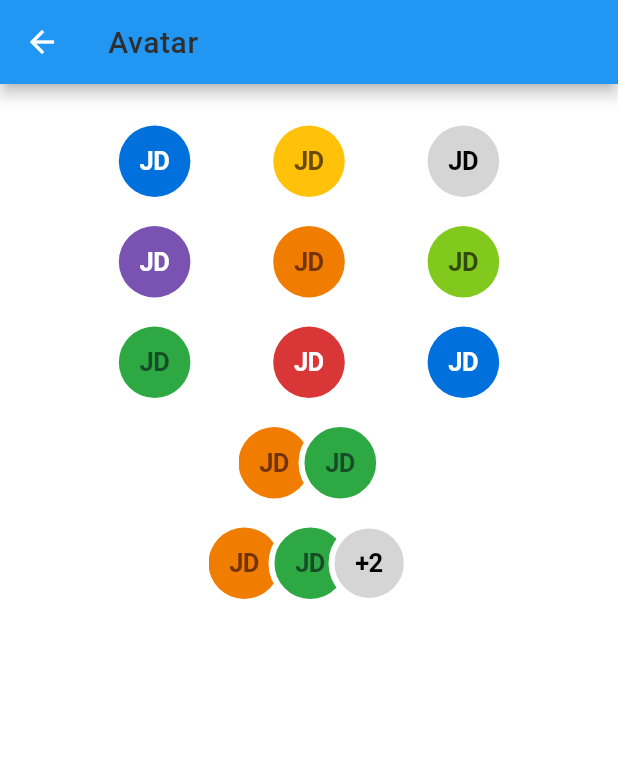
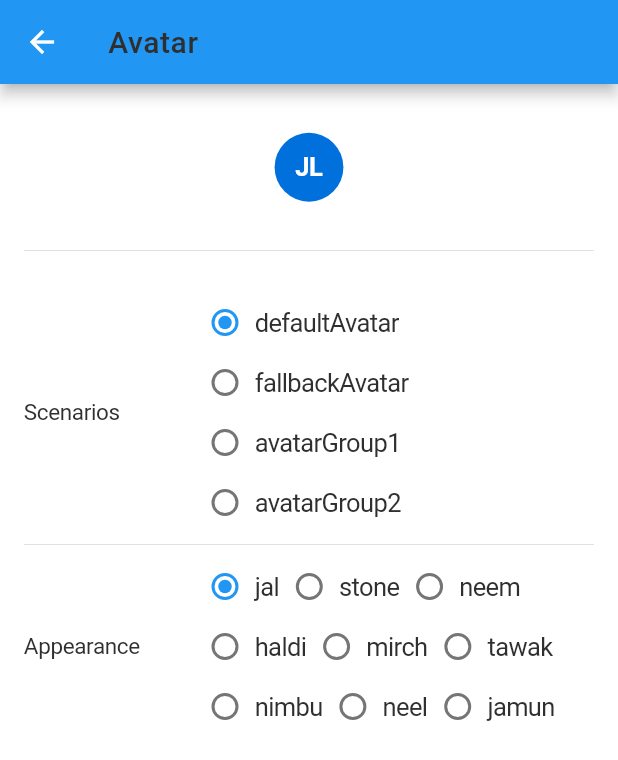
Before and after one commit to innovaccer/mobile-design-system, a Flutter app: the MDSAvatarScreen screen opened by its route, on a phone screen of 412 x 824 dp. Shown: the top 760 px of the screen. Run offline on Flutter 3.47's test engine with Material 2 defaults, Android fonts, the phone set to English and light mode, and no system bars; drawn by our look-alikes of flutter_styled_toast; our stand-ins replace fluro, get_it, shared_preferences, sms_autofill; accounts and stored records are empty.

Commit message:
example app change for mdsAvatarScreen

```diff
--- a/example/lib/screens/avatar/mds_avatar_screen.dart
+++ b/example/lib/screens/avatar/mds_avatar_screen.dart
@@ -9,18 +9,20 @@ class MDSAvatarScreen extends StatefulWidget {
 }
 
 class _MDSAvatarScreenState extends State<MDSAvatarScreen> with SpacingMixin, ColorMixin {
-  List<AvatarType> _avatarList = [
-    AvatarType.neel,
-    AvatarType.haldi,
-    AvatarType.stone,
-    AvatarType.jamun,
-    AvatarType.tawak,
-    AvatarType.nimbu,
-    AvatarType.neem,
-    AvatarType.mirch,
-    AvatarType.jal,
-  ];
-  String avatarText = 'JD';
+  AvatarType _avatarType = AvatarType.jal;
+  AvatarScenario _avatarScenario = AvatarScenario.defaultAvatar;
+  late List<MdsAvatarType> _avatarTypeList;
+
+  @override
+  void initState() {
+    super.initState();
+    _avatarTypeList = [
+      MdsAvatarType(
+        avatarText: 'JL',
+        avatarType: _avatarType,
+      ),
+    ];
+  }
 
   @override
   Widget build(BuildContext context) {
@@ -33,146 +35,230 @@ class _MDSAvatarScreenState extends State<MDSAvatarScreen> with SpacingMixin, Co
         ),
       ),
       body: Padding(
-        padding: p6,
+        padding: px4 + pt2,
         child: Column(
           crossAxisAlignment: CrossAxisAlignment.center,
-          mainAxisSize: MainAxisSize.max,
+          mainAxisSize: MainAxisSize.min,
           children: [
-            Row(
-              mainAxisAlignment: MainAxisAlignment.spaceEvenly,
+            SizedBox(
+              height: spacing5,
+            ),
+            MDSAvatar(
+              avatarList: _avatarTypeList,
+            ),
+            SizedBox(
+              height: spacing5,
+            ),
+            Divider(),
+            SizedBox(
+              height: spacing5,
+            ),
+            Column(
               children: [
-                MDSAvatar(
-                  avatarList: [
-                    MdsAvatarType(
-                      avatarText: avatarText,
-                      avatarType: _avatarList[0],
+                Row(
+                  children: [
+                    Expanded(
+                      flex: 3,
+                      child: MDSSubhead('Scenarios'),
+                    ),
+                    Expanded(
+                      flex: 7,
+                      child: Wrap(
+                        children: [
+                          _typeOptionWidget(
+                            avatarScenario: AvatarScenario.defaultAvatar,
+                            groupValue: _avatarScenario,
+                          ),
+                          _typeOptionWidget(
+                            avatarScenario: AvatarScenario.fallbackAvatar,
+                            groupValue: _avatarScenario,
+                          ),
+                          _typeOptionWidget(
+                            avatarScenario: AvatarScenario.avatarGroup1,
+                            groupValue: _avatarScenario,
+                          ),
+                          _typeOptionWidget(
+                            avatarScenario: AvatarScenario.avatarGroup2,
+                            groupValue: _avatarScenario,
+                          ),
+                        ],
+                      ),
                     ),
                   ],
                 ),
-                MDSAvatar(
-                  avatarList: [
-                    MdsAvatarType(
-                      avatarText: avatarText,
-                      avatarType: _avatarList[1],
+                Divider(),
+                Row(
+                  children: [
+                    Expanded(
+                      flex: 3,
+                      child: MDSSubhead('Appearance'),
                     ),
-                  ],
-                ),
-                MDSAvatar(
-                  avatarList: [
-                    MdsAvatarType(
-                      avatarText: avatarText,
-                      avatarType: _avatarList[2],
+                    Expanded(
+                      flex: 7,
+                      child: Wrap(
+                        children: [
+                          _appearanceOptionWidget(
+                            avatarType: AvatarType.jal,
+                            groupValue: _avatarType,
+                          ),
+                          _appearanceOptionWidget(
+                            avatarType: AvatarType.stone,
+                            groupValue: _avatarType,
+                          ),
+                          _appearanceOptionWidget(
+                            avatarType: AvatarType.neem,
+                            groupValue: _avatarType,
+                          ),
+                          _appearanceOptionWidget(
+                            avatarType: AvatarType.haldi,
+                            groupValue: _avatarType,
+                          ),
+                          _appearanceOptionWidget(
+                            avatarType: AvatarType.mirch,
+                            groupValue: _avatarType,
+                          ),
+                          _appearanceOptionWidget(
+                            avatarType: AvatarType.tawak,
+                            groupValue: _avatarType,
+                          ),
+                          _appearanceOptionWidget(
+                            avatarType: AvatarType.nimbu,
+                            groupValue: _avatarType,
+                          ),
+                          _appearanceOptionWidget(
+                            avatarType: AvatarType.neel,
+                            groupValue: _avatarType,
+                          ),
+                          _appearanceOptionWidget(
+                            avatarType: AvatarType.jamun,
+                            groupValue: _avatarType,
+                          ),
+                        ],
+                      ),
                     ),
                   ],
                 ),
               ],
-            ),
-            SizedBox(
-              height: spacing3,
-            ),
-            Row(
-              mainAxisAlignment: MainAxisAlignment.spaceEvenly,
-              children: [
-                MDSAvatar(
-                  avatarList: [
-                    MdsAvatarType(
-                      avatarText: avatarText,
-                      avatarType: _avatarList[3],
-                    ),
-                  ],
-                ),
-                MDSAvatar(
-                  avatarList: [
-                    MdsAvatarType(
-                      avatarText: avatarText,
-                      avatarType: _avatarList[4],
-                    ),
-                  ],
-                ),
-                MDSAvatar(avatarList: [
-                  MdsAvatarType(
-                    avatarText: avatarText,
-                    avatarType: _avatarList[5],
-                  ),
-                ]),
-              ],
-            ),
-            SizedBox(
-              height: spacing3,
-            ),
-            Row(
-              mainAxisAlignment: MainAxisAlignment.spaceEvenly,
-              children: [
-                MDSAvatar(
-                  avatarList: [
-                    MdsAvatarType(
-                      avatarText: avatarText,
-                      avatarType: _avatarList[6],
-                    ),
-                  ],
-                ),
-                MDSAvatar(
-                  avatarList: [
-                    MdsAvatarType(
-                      avatarText: avatarText,
-                      avatarType: _avatarList[7],
-                    ),
-                  ],
-                ),
-                MDSAvatar(
-                  avatarList: [
-                    MdsAvatarType(
-                      avatarText: avatarText,
-                      avatarType: _avatarList[8],
-                    ),
-                  ],
-                ),
-              ],
-            ),
-            SizedBox(
-              height: spacing3,
-            ),
-            MDSAvatar(
-              avatarList: [
-                MdsAvatarType(
-                  avatarText: avatarText,
-                  avatarType: _avatarList[4],
-                ),
-                MdsAvatarType(
-                  avatarText: avatarText,
-                  avatarType: _avatarList[6],
-                ),
-              ],
-            ),
-            SizedBox(
-              height: spacing3,
-            ),
-            MDSAvatar(
-              avatarList: [
-                MdsAvatarType(
-                  avatarText: avatarText,
-                  avatarType: _avatarList[4],
-                ),
-                MdsAvatarType(
-                  avatarText: avatarText,
-                  avatarType: _avatarList[6],
-                ),
-                MdsAvatarType(
-                  avatarText: avatarText,
-                  avatarType: _avatarList[8],
-                ),
-                MdsAvatarType(
-                  avatarText: avatarText,
-                  avatarType: _avatarList[3],
-                ),
-              ],
-            ),
-            SizedBox(
-              height: spacing3,
             ),
           ],
         ),
       ),
     );
   }
+
+  Widget _appearanceOptionWidget({
+    required AvatarType avatarType,
+    required AvatarType groupValue,
+  }) {
+    return GestureDetector(
+      onTap: () => _updateAppearance(avatarType),
+      child: Wrap(
+        crossAxisAlignment: WrapCrossAlignment.center,
+        children: [
+          Radio(
+            visualDensity: VisualDensity.compact,
+            value: avatarType,
+            groupValue: groupValue,
+            onChanged: _updateAppearance,
+          ),
+          MDSBody(
+            avatarType.name.toString(),
+          ),
+        ],
+      ),
+    );
+  }
+
+  void _updateAppearance(AvatarType? value) {
+    setState(() {
+      if (_avatarScenario == AvatarScenario.defaultAvatar) {
+        _avatarType = value!;
+        _avatarTypeList = [
+          MdsAvatarType(
+            avatarText: 'JL',
+            avatarType: _avatarType,
+          ),
+        ];
+      }
+    });
+  }
+
+  Widget _typeOptionWidget({
+    required AvatarScenario avatarScenario,
+    required AvatarScenario groupValue,
+  }) {
+    return GestureDetector(
+      onTap: () => _updateType(avatarScenario),
+      child: Wrap(
+        crossAxisAlignment: WrapCrossAlignment.center,
+        children: [
+          Radio(
+            visualDensity: VisualDensity.compact,
+            value: avatarScenario,
+            groupValue: groupValue,
+            onChanged: _updateType,
+          ),
+          MDSBody(
+            avatarScenario.name.toString(),
+          ),
+        ],
+      ),
+    );
+  }
+
+  void _updateType(AvatarScenario? avatarScenario) {
+    List<MdsAvatarType> avatarList = [];
+    if (avatarScenario == AvatarScenario.fallbackAvatar) {
+      avatarList = [
+        MdsAvatarType(
+          avatarText: '',
+          avatarType: AvatarType.jal,
+        ),
+      ];
+    } else if (avatarScenario == AvatarScenario.avatarGroup1) {
+      avatarList = [
+        MdsAvatarType(
+          avatarText: 'JL',
+          avatarType: AvatarType.jal,
+        ),
+        MdsAvatarType(
+          avatarText: 'SH',
+          avatarType: AvatarType.neem,
+        ),
+      ];
+    } else if (avatarScenario == AvatarScenario.avatarGroup2) {
+      avatarList = [
+        MdsAvatarType(
+          avatarText: 'JL',
+          avatarType: AvatarType.jal,
+        ),
+        MdsAvatarType(
+          avatarText: 'SH',
+          avatarType: AvatarType.neem,
+        ),
+        MdsAvatarType(
+          avatarText: 'AS',
+          avatarType: AvatarType.neel,
+        ),
+      ];
+    } else {
+      avatarList = [
+        MdsAvatarType(
+          avatarText: 'JL',
+          avatarType: _avatarType,
+        ),
+      ];
+    }
+    setState(() {
+      _avatarScenario = avatarScenario!;
+      _avatarTypeList = avatarList;
+    });
+  }
 }
+
+enum AvatarScenario {
+  defaultAvatar,
+  fallbackAvatar,
+  avatarGroup1,
+  avatarGroup2,
+}
--- a/lib/src/design_system/widgets/atoms/avatar/mds_avatar.dart
+++ b/lib/src/design_system/widgets/atoms/avatar/mds_avatar.dart
@@ -5,7 +5,7 @@ class MDSAvatar extends StatelessWidget with SpacingMixin, ColorMixin, FontMixin
   final List<MdsAvatarType>? avatarList;
 
   MDSAvatar({
-    this.avatarList,
+    required this.avatarList,
   });
 
   @override
```
